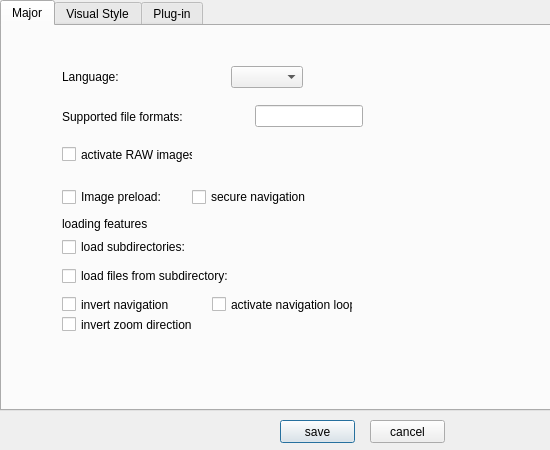
Above: src/core/configdialog.ui from ZSchneidi/Qim before the change. Below: the same form after it.
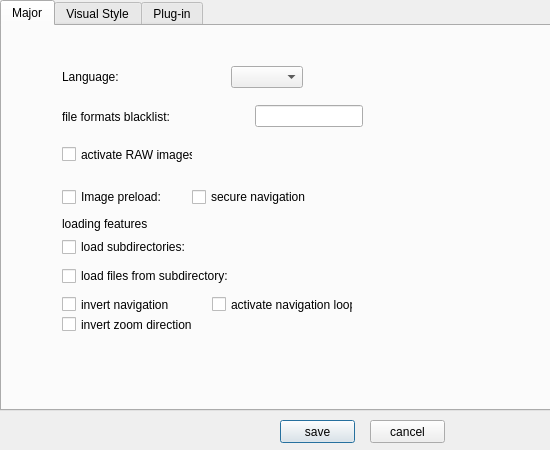
That is the form after the change.

Commit message: new dialog box change from file formate whitelist to blacklist

Diff of the .ui file:
```diff
--- a/src/core/configdialog.ui
+++ b/src/core/configdialog.ui
@@ -166,7 +166,7 @@
       <item>
        <widget class="QLabel" name="label_2">
         <property name="text">
-         <string>Supported file formats:</string>
+         <string>file formats blacklist:</string>
         </property>
        </widget>
       </item>
```
Left out of the diff: 2 changed lines with no effect on the pictures. The commit also changes 20 other files.
